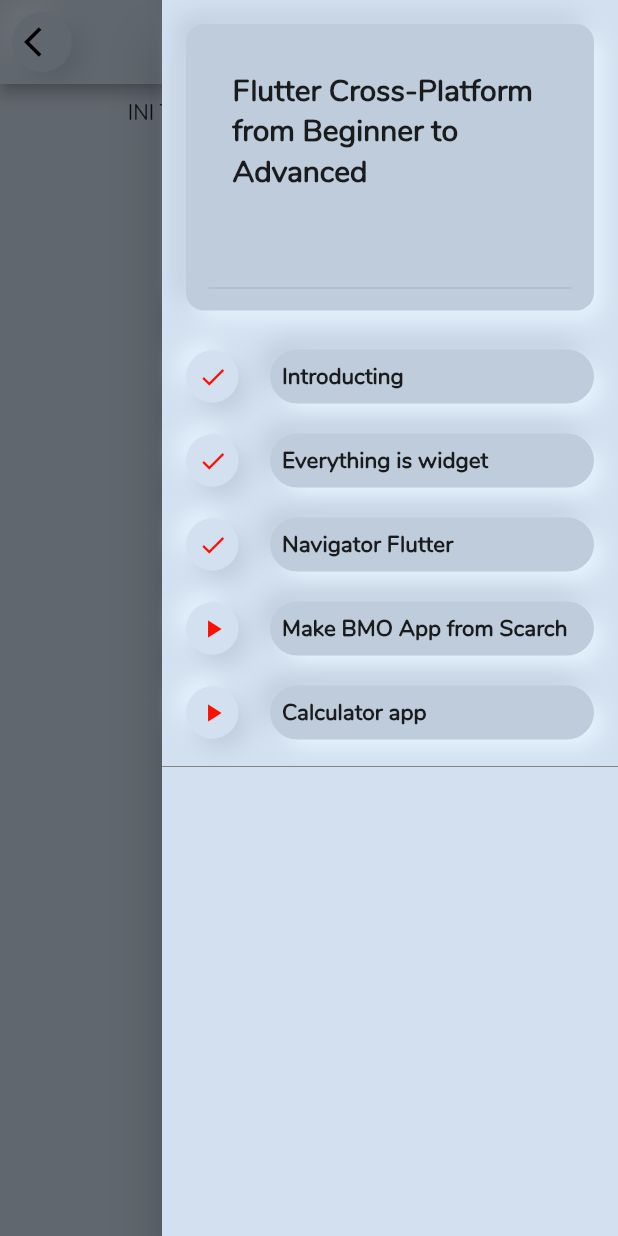
After one commit to byneetdev/byneetcourse, a Flutter app: the TheoryDetailAndroid screen opened directly, with the side drawer open, on a phone screen of 412 x 824 dp. The commit adds this screen. Run offline on Flutter 3.47's test engine with Material 2 defaults, Android fonts, the phone set to English and light mode, and no system bars; drawn by our look-alikes of clay_containers; our stand-ins replace bottom_navy_bar, cloud_firestore, firebase_auth, flutter_swiper, google_sign_in, percent_indicator and 2 more; missing offline and left inert: flutter_advanced_networkimage; accounts and stored records are empty.

Commit message:
sub teori dan materi page added

```diff
--- /dev/null
+++ b/lib/src/modules/course/screens/android/theoryDetail_android.dart
@@ -0,0 +1,110 @@
+import 'package:byneetcourseapp/src/modules/course/widgets/subTheory.dart';
+import 'package:clay_containers/clay_containers.dart';
+import 'package:flutter/material.dart';
+
+class TheoryDetailAndroid extends StatelessWidget {
+  @override
+  Widget build(BuildContext context) {
+    return SafeArea(
+      child: Scaffold(
+        appBar: AppBar(
+          leading: Padding(
+            padding: const EdgeInsets.all(8.0),
+            child: ClayContainer(
+              color: Color(0xFFD2E0EF),
+              width: 35,
+              height: 35,
+              borderRadius: 35,
+              child: IconButton(
+                  icon: Icon(Icons.arrow_back_ios),
+                  onPressed: () {
+                    Navigator.pop(context);
+                  }),
+            ),
+          ),
+          title: ClayContainer(
+            emboss: true,
+            borderRadius: 12,
+            color: Color(0xFFD2E0EF),
+            child: Padding(
+              padding: const EdgeInsets.symmetric(horizontal: 8.0),
+              child: Text("Nama teori"),
+            ),
+          ),
+          centerTitle: true,
+        ),
+        body: Container(
+          child: SingleChildScrollView(
+            padding: EdgeInsets.all(10),
+            child: Column(
+              children: <Widget>[
+                Center(child: Text("INI THEORI YANG AKAN DI AJARKAN")),
+              ],
+            ),
+          ),
+        ),
+        endDrawer: Drawer(
+          child: Container(
+            color: Color(0xFFD2E0EF),
+            child: Column(
+              children: <Widget>[
+                Padding(
+                  padding: const EdgeInsets.all(16.0),
+                  child: ClayContainer(
+                    color: Color(0xFFD2E0EF),
+                    borderRadius: 12,
+                    emboss: true,
+                    child: DrawerHeader(
+                      margin: EdgeInsets.all(15),
+                      child: Column(
+                        children: <Widget>[
+                          Text(
+                              "Flutter Cross-Platform from Beginner to Advanced",
+                              style: TextStyle(
+                                fontSize: 20,
+                                fontWeight: FontWeight.bold,
+                              ))
+                        ],
+                      ),
+                    ),
+                  ),
+                ),
+                //widget untuk list materi di drawer
+                //untuk widget ini nampilkan semue materi.
+                SubTheoryWidget(
+                  title: "Introducting", // judul
+                  isComplete:
+                      true, // kondisi. kalo selesai icon done, kalo belom icon play
+                  onTap: () {
+                    print("intro");
+                  },
+                ),
+                SubTheoryWidget(
+                  title: "Everything is widget",
+                  isComplete: true,
+                  onTap: () {},
+                ),
+                SubTheoryWidget(
+                  title: "Navigator Flutter",
+                  isComplete: true,
+                  onTap: () {},
+                ),
+                SubTheoryWidget(
+                  title: "Make BMO App from Scarch",
+                  isComplete: false,
+                  onTap: () {},
+                ),
+                SubTheoryWidget(
+                  title: "Calculator app",
+                  isComplete: false,
+                  onTap: () {},
+                ),
+                Divider(color: Color(0xFF83867C)),
+              ],
+            ),
+          ),
+        ),
+      ),
+    );
+  }
+}
--- /dev/null
+++ b/lib/src/modules/course/widgets/subTheory.dart
@@ -0,0 +1,54 @@
+import 'package:clay_containers/clay_containers.dart';
+import 'package:flutter/material.dart';
+
+class SubTheoryWidget extends StatelessWidget {
+  final String title;
+  bool isComplete = false;
+  final Function onTap;
+  SubTheoryWidget({
+    @required this.title,
+    this.isComplete,
+    @required this.onTap,
+  });
+  @override
+  Widget build(BuildContext context) {
+    return ListTile(
+      leading: ClayContainer(
+        color: Color(0xFFD2E0EF),
+        width: 35,
+        height: 35,
+        borderRadius: 35,
+        child: isComplete
+            ? IconButton(
+                icon: Icon(Icons.done),
+                onPressed: onTap,
+                iconSize: 20,
+                color: Color(0xFFFB1002),
+              )
+            : IconButton(
+                icon: Icon(Icons.play_arrow),
+                onPressed: onTap,
+                color: Color(0xFFFB1002),
+                iconSize: 20,
+              ),
+      ),
+      title: ClayContainer(
+        color: Color(0xFFD2E0EF),
+        width: 50,
+        borderRadius: 35,
+        emboss: true,
+        child: Padding(
+          padding: const EdgeInsets.all(8.0),
+          child: Text(
+            title,
+            overflow: TextOverflow.ellipsis,
+            style: TextStyle(
+              fontSize: 15,
+              fontWeight: FontWeight.bold,
+            ),
+          ),
+        ),
+      ),
+    );
+  }
+}
--- a/lib/src/modules/course/widgets/theory_widget.dart
+++ b/lib/src/modules/course/widgets/theory_widget.dart
@@ -1,6 +1,7 @@
 import 'package:byneetcourseapp/src/modules/course/models/theory_model.dart';
 import 'package:clay_containers/widgets/clay_containers.dart';
 import 'package:flutter/material.dart';
+import 'package:byneetcourseapp/src/modules/course/screens/android/theoryDetail_android.dart';
 
 class TheoryWidget extends StatelessWidget {
   final List<Theory> theory;
@@ -23,7 +24,7 @@ class EntryItem extends StatelessWidget {
 
   final Theory entry;
 
-  Widget _buildTiles(Theory root) {
+  Widget _buildTiles(Theory root, BuildContext context) {
     if (root.items.isEmpty) return ListTile(title: Text(root.title));
     return Padding(
       padding: const EdgeInsets.only(
@@ -46,6 +47,13 @@ class EntryItem extends StatelessWidget {
           ),
           children: root.items.map((e) {
             return ListTile(
+              onTap: () {
+                Navigator.push(
+                    context,
+                    MaterialPageRoute(
+                      builder: (context) => TheoryDetailAndroid(),
+                    ));
+              },
               leading: Icon(Icons.lock),
               title: Text(e.title),
             );
@@ -57,6 +65,6 @@ class EntryItem extends StatelessWidget {
 
   @override
   Widget build(BuildContext context) {
-    return _buildTiles(entry);
+    return _buildTiles(entry, context);
   }
 }
```
